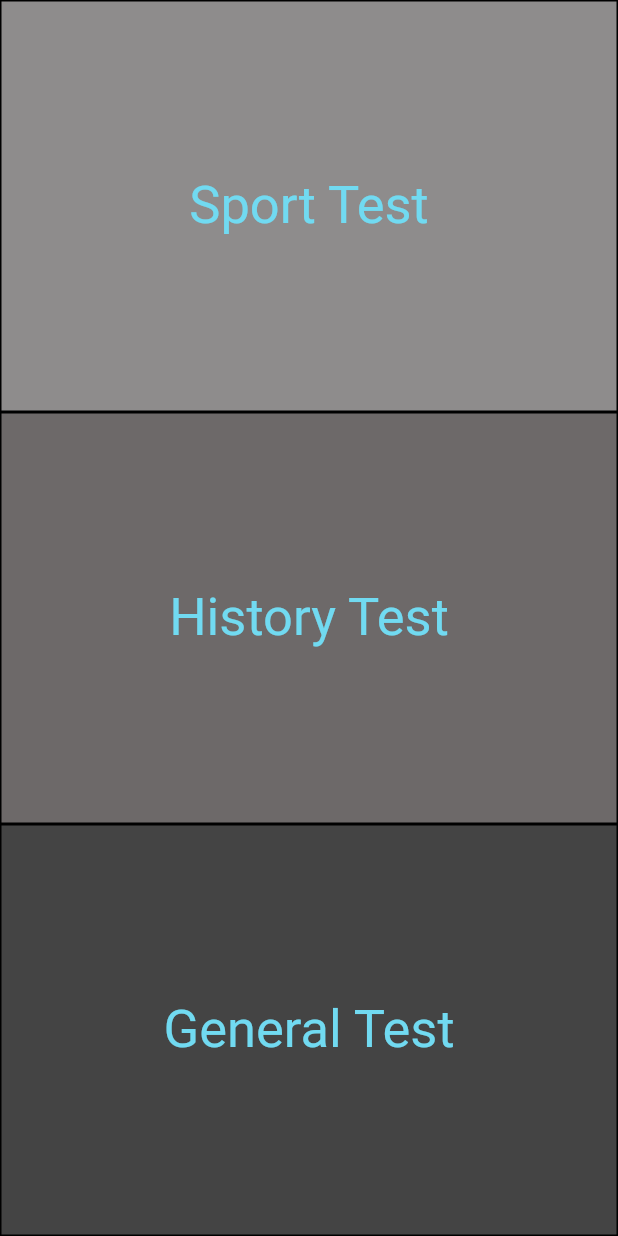
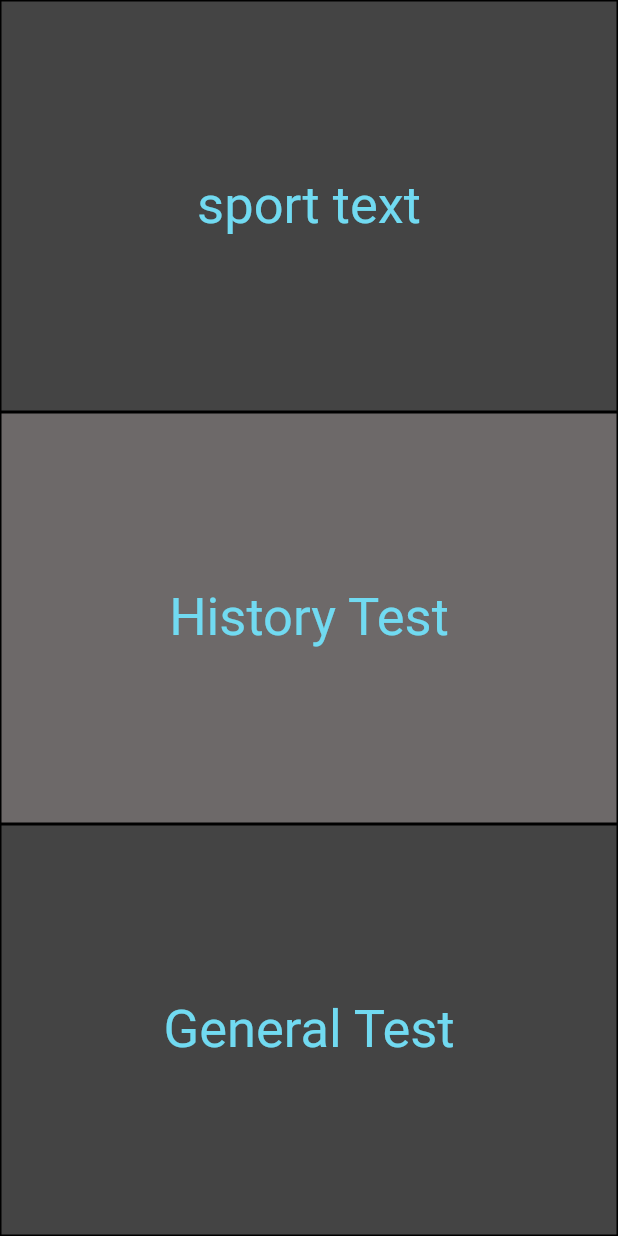
Before and after one commit to Heba-Elnaghy/QUIZ_ITI, a Flutter app: the CategoryScreen screen opened directly, on a phone screen of 412 x 824 dp. Run offline on Flutter 3.47's test engine with Material 2 defaults, Android fonts, the phone set to English and light mode, and no system bars.

Commit message:
`Quiz App`

```diff
--- a/lib/Widgets/category_container.dart
+++ b/lib/Widgets/category_container.dart
@@ -1,42 +1,38 @@
 import 'package:flutter/material.dart';
-import 'package:flutter_application_1/screens.dart/quiz_screen.dart';
+
+import '../Screens/quiz_screen.dart';
 
 class CategoryContainer extends StatelessWidget {
-  final int index;
+  final Color color;
+  final String text;
 
-  CategoryContainer({
+  const CategoryContainer({
     super.key,
-    required this.index,
+    required this.color,
+    required this.text,
   });
-
-  final List quizName = ["Sport Test", "History Test", "General Test"];
-  final List quizColor = const [
-    Color.fromARGB(255, 142, 140, 140),
-    Color.fromARGB(255, 109, 105, 105),
-    Color.fromARGB(255, 68, 68, 68)
-  ];
 
   @override
   Widget build(BuildContext context) {
-    return Expanded(
-      child: InkWell(
+    return InkWell(
       onTap: () {
         Navigator.push(
           context,
           MaterialPageRoute<void>(
-              builder: (BuildContext context) => const Quiz_Screen(),
+            builder: (BuildContext context) => const QuizScreen(),
           ),
         );
       },
       child: Container(
+        height: MediaQuery.sizeOf(context).height / 3,
         decoration: BoxDecoration(
-              color: quizColor[index],
-              border: Border.all(width: 1, color: Colors.black)),
+            color: color, border: Border.all(width: 1, color: Colors.black)),
         child: Center(
           child: Text(
-              quizName[index],
-              style: TextStyle(
-                  fontSize: 35, color: Color.fromARGB(255, 113, 218, 241)),
+            text,
+            style: const TextStyle(
+              fontSize: 35,
+              color: Color.fromARGB(255, 113, 218, 241),
             ),
           ),
         ),
--- a/lib/main.dart
+++ b/lib/main.dart
@@ -1,5 +1,5 @@
 import 'package:flutter/material.dart';
-import 'package:flutter_application_1/screens.dart/start_screen.dart';
+import 'package:flutter_application_1/screens/start_screen.dart';
 
 void main() {
   runApp(const MyApp());
--- a/lib/screens.dart/category_screen.dart
+++ /dev/null
@@ -1,21 +0,0 @@
-import 'package:flutter/material.dart';
-
-import '../Widgets/category_container.dart';
-
-class CategoryScreen extends StatelessWidget {
-  CategoryScreen({super.key});
-
-  @override
-  Widget build(BuildContext context) {
-    return Scaffold(
-      body: Column(
-        children: [
-          for (int i = 0; i < 3; i++)
-            CategoryContainer(
-              index: i,
-            )
-        ],
-      ),
-    );
-  }
-}
--- /dev/null
+++ b/lib/screens/category_screen.dart
@@ -0,0 +1,40 @@
+import 'package:flutter/material.dart';
+
+import '../Widgets/category_container.dart';
+
+class CategoryScreen extends StatelessWidget {
+  CategoryScreen({super.key});
+
+  final Map<String, dynamic> item = {
+    'test1': {
+      'text': 'sport text',
+      'color': const Color.fromRGBO(68, 68, 68, 1),
+    },
+    'test2': {
+      'text': 'History Test',
+      'color': const Color.fromARGB(255, 109, 105, 105),
+    },
+    'test3': {
+      'text': 'General Test',
+      'color': const Color.fromRGBO(68, 68, 68, 1),
+    },
+  };
+
+  @override
+  Widget build(BuildContext context) {
+    return Scaffold(
+      body: SingleChildScrollView(
+        child: Column(
+          children: item.entries
+              .map(
+                (entry) => CategoryContainer(
+                  color: entry.value['color'],
+                  text: entry.value['text'],
+                ),
+              )
+              .toList(),
+        ),
+      ),
+    );
+  }
+}
```
Also changed, not shown: lib/screens.dart/quiz_screen.dart (deleted, +0 -217 lines), lib/screens/login_screen.dart (renamed from lib/screens.dart/login_screen.dart, +20 -20 lines), lib/screens/score_screen.dart (renamed from lib/screens.dart/score_screen.dart, +8 -8 lines), lib/screens/start_screen.dart (renamed from lib/screens.dart/start_screen.dart, +9 -7 lines). Lines whose indentation alone changed are shown as unchanged.
